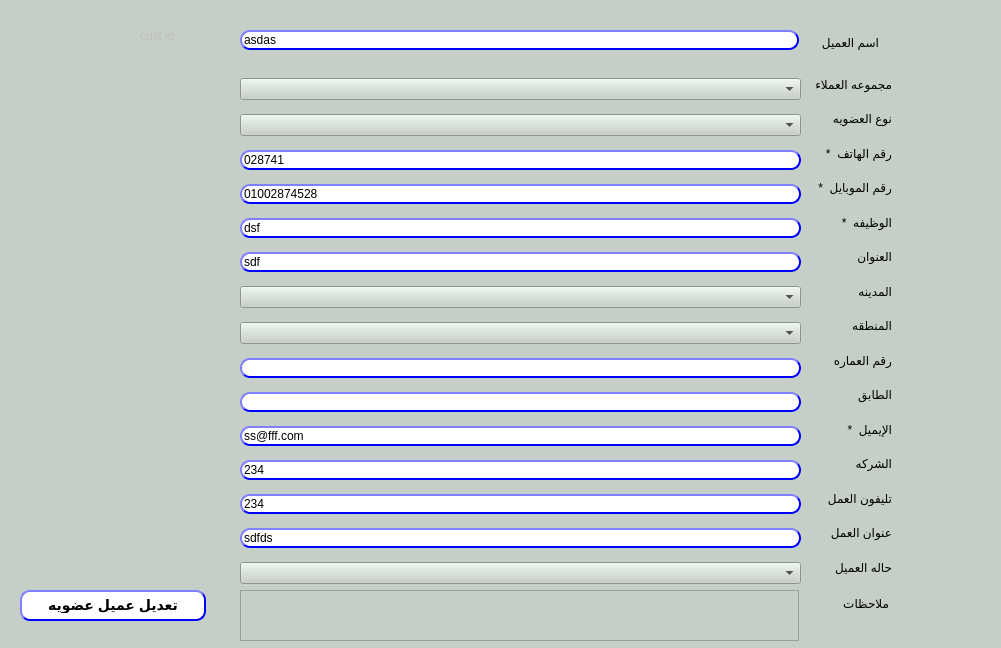
Old version of the form presentation/loyalty_ui/modifyCustomer.ui in the repository shymaa123456/HyperPOS2020.
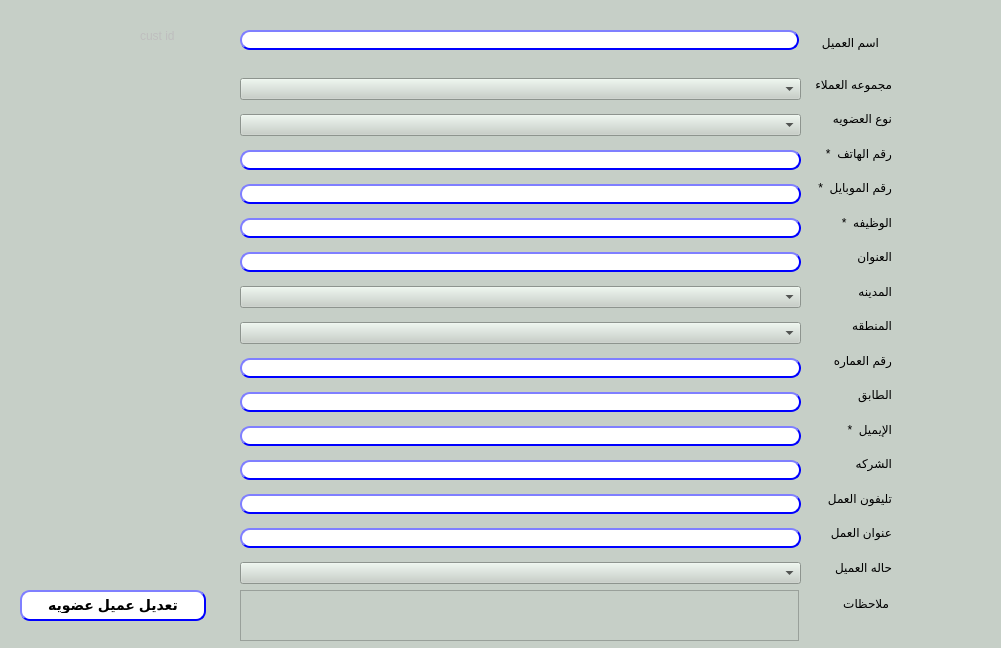
New version of the form.

```diff
--- a/presentation/loyalty_ui/modifyCustomer.ui
+++ b/presentation/loyalty_ui/modifyCustomer.ui
@@ -190,7 +190,7 @@
                                     </string>
       </property>
       <property name="text">
-       <string>028741</string>
+       <string/>
       </property>
      </widget>
     </item>
@@ -221,7 +221,7 @@
                                     </string>
       </property>
       <property name="text">
-       <string>01002874528</string>
+       <string/>
       </property>
      </widget>
     </item>
@@ -252,7 +252,10 @@
                                     </string>
       </property>
       <property name="text">
-       <string>dsf</string>
+       <string/>
+      </property>
+      <property name="maxLength">
+       <number>25</number>
       </property>
      </widget>
     </item>
@@ -283,7 +286,10 @@
                                     </string>
       </property>
       <property name="text">
-       <string>sdf</string>
+       <string/>
+      </property>
+      <property name="maxLength">
+       <number>50</number>
       </property>
      </widget>
     </item>
@@ -384,7 +390,7 @@
                                     </string>
       </property>
       <property name="text">
-       <string>ss@fff.com</string>
+       <string/>
       </property>
      </widget>
     </item>
@@ -415,7 +421,10 @@
                                     </string>
       </property>
       <property name="text">
-       <string>234</string>
+       <string/>
+      </property>
+      <property name="maxLength">
+       <number>35</number>
       </property>
      </widget>
     </item>
@@ -446,7 +455,7 @@
                                     </string>
       </property>
       <property name="text">
-       <string>234</string>
+       <string/>
       </property>
      </widget>
     </item>
@@ -478,7 +487,10 @@
                             </string>
       </property>
       <property name="text">
-       <string>sdfds</string>
+       <string/>
+      </property>
+      <property name="maxLength">
+       <number>25</number>
       </property>
      </widget>
     </item>
@@ -614,7 +626,10 @@
                                     </string>
    </property>
    <property name="text">
-    <string>asdas</string>
+    <string/>
+   </property>
+   <property name="maxLength">
+    <number>50</number>
    </property>
   </widget>
   <widget class="QTextEdit" name="LE_notes">
```
